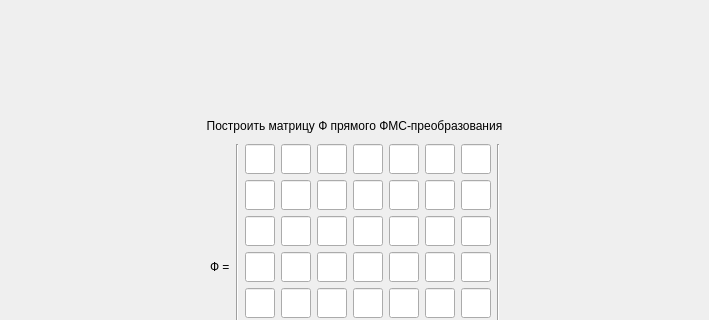
Qt form task/screentask5.ui (bukhmastov/gf) before a commit; both pictures show x 0 to 709 and y 0 to 320 of the 709 by 509 pixel window.
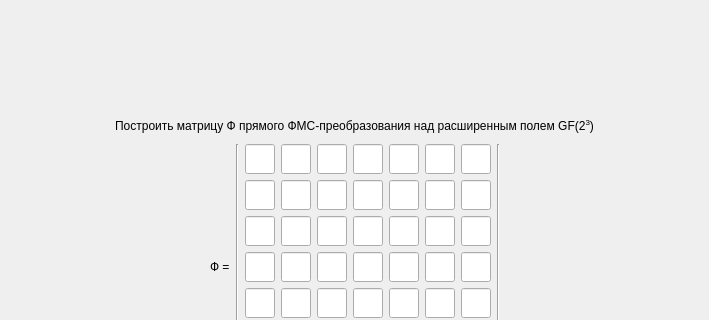
The same form after that commit.

Diff of the .ui file:
```diff
--- a/task/screentask5.ui
+++ b/task/screentask5.ui
@@ -47,7 +47,7 @@
         <string notr="true">font: 75 16pt &quot;MS Shell Dlg 2&quot;;</string>
        </property>
        <property name="text">
-        <string>Построить матрицу Ф прямого ФМС-преобразования</string>
+        <string>Построить матрицу Ф прямого ФМС-преобразования над расширенным полем GF(2&lt;sup&gt;3&lt;/sup&gt;)</string>
        </property>
        <property name="alignment">
         <set>Qt::AlignCenter</set>
```
